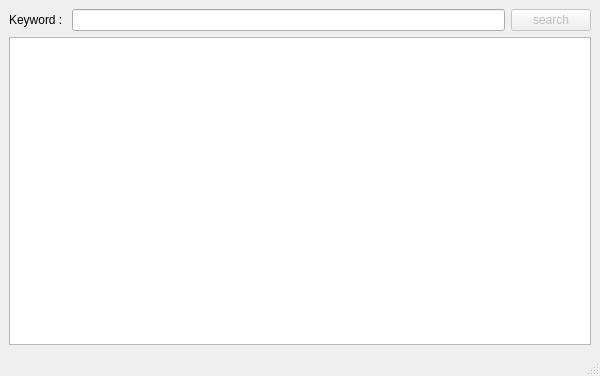
Above: examples/WikiSearch/mainwindow.ui from darongE/wpwiki before the change. Below: the same form after it.
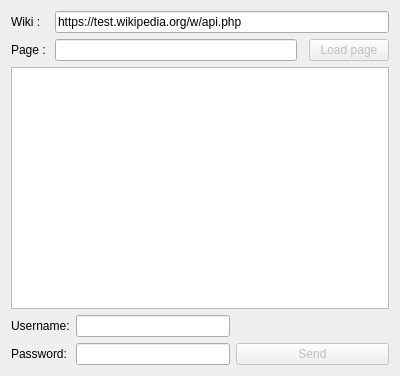
That is the form after the change.

Commit message: ready to make WikiSearch program

```diff
--- a/examples/WikiSearch/mainwindow.ui
+++ b/examples/WikiSearch/mainwindow.ui
@@ -6,34 +6,45 @@
    <rect>
     <x>0</x>
     <y>0</y>
-    <width>600</width>
+    <width>400</width>
     <height>376</height>
    </rect>
   </property>
-  <property name="windowTitle">
-   <string>MainWindow</string>
-  </property>
-  <widget class="QWidget" name="centralwidget">
+  <widget class="QWidget" name="centralWidget">
    <layout class="QVBoxLayout" name="verticalLayout">
     <item>
      <layout class="QGridLayout" name="gridLayout">
-      <item row="0" column="2">
+      <item row="1" column="3">
        <widget class="QPushButton" name="pushButton2">
         <property name="enabled">
          <bool>false</bool>
         </property>
         <property name="text">
-         <string>search</string>
+         <string>Load page</string>
         </property>
        </widget>
       </item>
-      <item row="0" column="1">
+      <item row="1" column="1">
        <widget class="QLineEdit" name="mPageEdit"/>
       </item>
-      <item row="0" column="0">
+      <item row="1" column="0">
        <widget class="QLabel" name="label">
         <property name="text">
-         <string>Keyword : </string>
+         <string>Page : </string>
+        </property>
+       </widget>
+      </item>
+      <item row="0" column="1" colspan="3">
+       <widget class="QLineEdit" name="mWikiEdit">
+        <property name="text">
+         <string>https://test.wikipedia.org/w/api.php</string>
+        </property>
+       </widget>
+      </item>
+      <item row="0" column="0">
+       <widget class="QLabel" name="label_3">
+        <property name="text">
+         <string>Wiki :</string>
         </property>
        </widget>
       </item>
@@ -42,10 +53,67 @@
     <item>
      <widget class="QPlainTextEdit" name="plainTextEdit"/>
     </item>
+    <item>
+     <layout class="QGridLayout" name="gridLayout_2">
+      <item row="0" column="3">
+       <widget class="QLineEdit" name="mLoginEdit"/>
+      </item>
+      <item row="0" column="1">
+       <widget class="QLabel" name="label_2">
+        <property name="frameShape">
+         <enum>QFrame::NoFrame</enum>
+        </property>
+        <property name="text">
+         <string>Username:</string>
+        </property>
+       </widget>
+      </item>
+      <item row="1" column="1">
+       <widget class="QLabel" name="mMdpLabel">
+        <property name="text">
+         <string>Password:</string>
+        </property>
+       </widget>
+      </item>
+      <item row="1" column="3">
+       <widget class="QLineEdit" name="mMdpEdit">
+        <property name="acceptDrops">
+         <bool>true</bool>
+        </property>
+        <property name="echoMode">
+         <enum>QLineEdit::Password</enum>
+        </property>
+       </widget>
+      </item>
+      <item row="0" column="4">
+       <spacer name="horizontalSpacer">
+        <property name="orientation">
+         <enum>Qt::Horizontal</enum>
+        </property>
+        <property name="sizeHint" stdset="0">
+         <size>
+          <width>40</width>
+          <height>20</height>
+         </size>
+        </property>
+       </spacer>
+      </item>
+      <item row="1" column="4">
+       <widget class="QPushButton" name="pushButton1">
+        <property name="enabled">
+         <bool>false</bool>
+        </property>
+        <property name="text">
+         <string>Send</string>
+        </property>
+       </widget>
+      </item>
+     </layout>
+    </item>
    </layout>
   </widget>
-  <widget class="QStatusBar" name="statusbar"/>
  </widget>
+ <layoutdefault spacing="6" margin="11"/>
  <resources/>
  <connections/>
 </ui>
```
Left out of the diff: 4 changed lines with no effect on the pictures. The commit also changes 6 other files.
